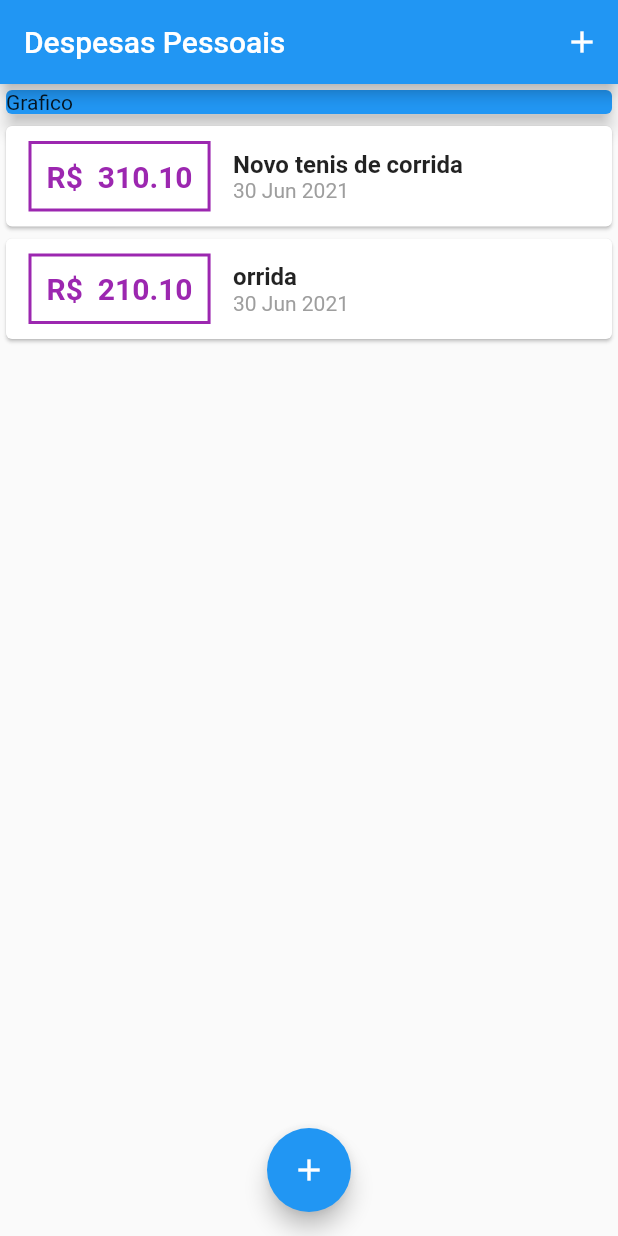
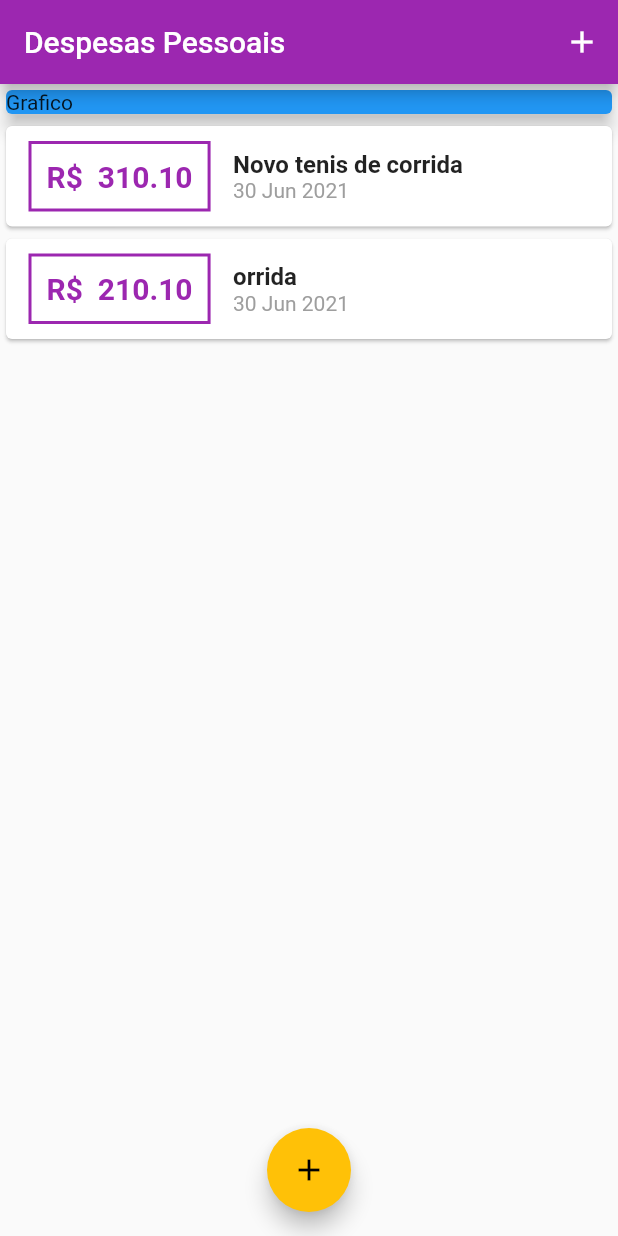
Before and after one commit to rudatorquato/Expenses, a Flutter app: the screen it shows after launch, on a phone screen of 412 x 824 dp. Run offline on Flutter 3.47's test engine with Material 2 defaults, Android fonts, the phone set to English and light mode, and no system bars.

Commit message:
Estilo com theme

```diff
--- a/lib/main.dart
+++ b/lib/main.dart
@@ -15,6 +15,10 @@ class ExpensesApp extends StatelessWidget {
   Widget build(BuildContext context) {
     return MaterialApp(
       home: MyHomePage(),
+      theme: ThemeData(
+        primarySwatch: Colors.purple,
+        accentColor: Colors.amber,
+      ),
     );
   }
 }
--- a/lib/transaction/widgets/list/transaction_list_widget.dart
+++ b/lib/transaction/widgets/list/transaction_list_widget.dart
@@ -29,7 +29,7 @@ class TransactionList extends StatelessWidget {
                     ),
                     decoration: BoxDecoration(
                       border: Border.all(
-                        color: Colors.purple,
+                        color: Theme.of(context).primaryColor,
                         width: 2,
                       ),
                     ),
@@ -39,7 +39,7 @@ class TransactionList extends StatelessWidget {
                       style: TextStyle(
                         fontWeight: FontWeight.bold,
                         fontSize: 20,
-                        color: Colors.purple,
+                        color: Theme.of(context).primaryColor,
                       ),
                     ),
                   ),
```
Also changed, not shown: lib/transaction/widgets/transaction_user_widget.dart (deleted, +0 -53 lines).
